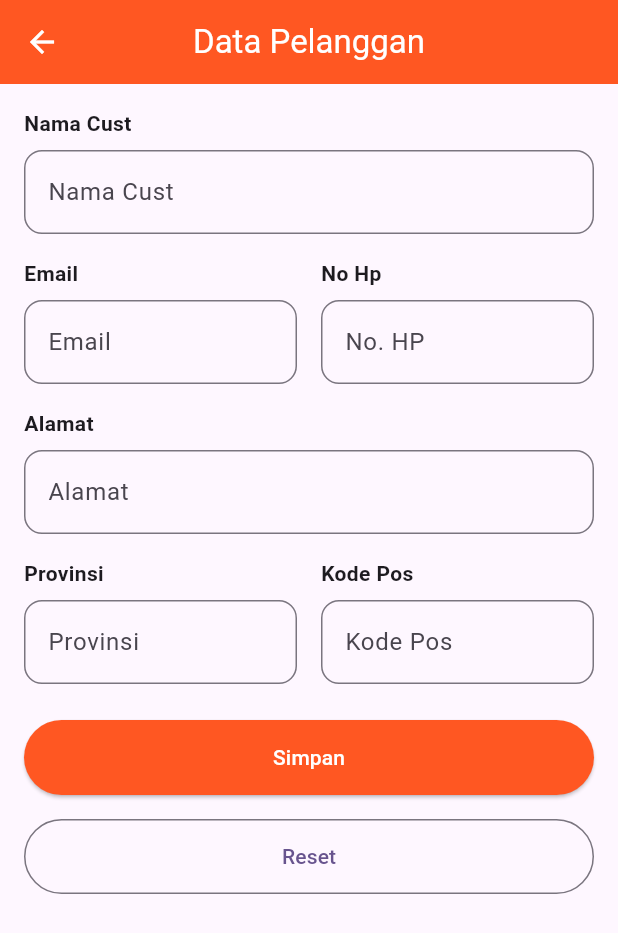
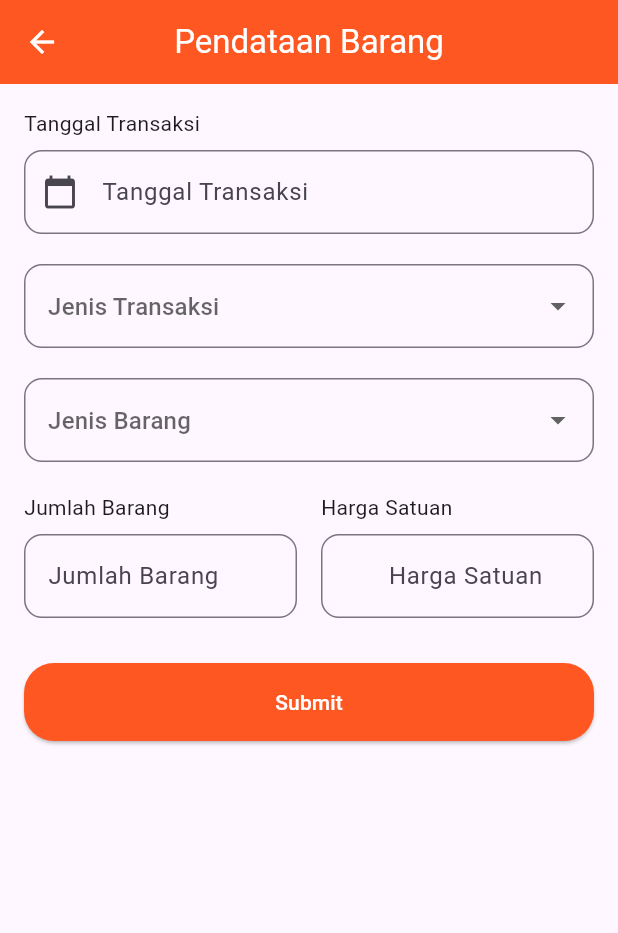
Before and after one commit to MusthafaLuthfi76/20220140201_UCP1Flutter, a Flutter app: the screen it shows after launch, on a phone screen of 412 x 824 dp. Shown: the top 933 px of the screen. Run offline on Flutter 3.47's test engine with Material 3 defaults, Android fonts, the phone set to English and light mode, and no system bars.

Commit message:
Membuat halaman untuk input barang

```diff
--- /dev/null
+++ b/lib/Barang.dart
@@ -0,0 +1,181 @@
+import 'package:_20220140201_ucp1flutter/DetailBarangPage.dart';
+import 'package:flutter/material.dart';
+
+class BarangPage extends StatefulWidget {
+  const BarangPage({super.key});
+
+  @override
+  State<BarangPage> createState() => _BarangPageState();
+}
+
+class _BarangPageState extends State<BarangPage> {
+  String? selectedJenisTransaksi;
+  String? selectedJenisBarang;
+  final TextEditingController tanggalController = TextEditingController();
+  final TextEditingController jumlahController = TextEditingController();
+  final TextEditingController hargaController = TextEditingController();
+  final _formKey = GlobalKey<FormState>();
+
+
+  Future<void> _selectDate(BuildContext context) async {
+    final DateTime? pickedDate = await showDatePicker(
+      context: context,
+      initialDate: DateTime.now(),
+      firstDate: DateTime(2020),
+      lastDate: DateTime(2101),
+    );
+    if (pickedDate != null) {
+      setState(() {
+        tanggalController.text = "${pickedDate.toLocal()}".split(' ')[0];
+      });
+    }
+  }
+
+  @override
+  Widget build(BuildContext context) {
+    return Scaffold(
+      appBar: AppBar(
+        backgroundColor: Colors.deepOrange,
+        title: const Text('Pendataan Barang', style: TextStyle(color: Colors.white)),
+        leading: IconButton(
+          icon: const Icon(Icons.arrow_back, color: Colors.white),
+          onPressed: () => Navigator.pop(context),
+        ),
+        centerTitle: true,
+      ),
+      body: Padding(
+        padding: const EdgeInsets.all(16.0),
+        child: SingleChildScrollView(
+          child: Form(
+            key: _formKey,
+            child: Column(
+              crossAxisAlignment: CrossAxisAlignment.start,
+              children: [
+                const Text('Tanggal Transaksi'),
+                const SizedBox(height: 8),
+                TextFormField(
+                  controller: tanggalController,
+                  readOnly: true,
+                  onTap: () => _selectDate(context),
+                  decoration: InputDecoration(
+                    hintText: 'Tanggal Transaksi',
+                    prefixIcon: const Icon(Icons.calendar_today),
+                    border: OutlineInputBorder(borderRadius: BorderRadius.circular(12)),
+                  ),
+                  validator: (value) => value == null || value.isEmpty ? 'Tanggal harus diisi' : null,
+                ),
+                const SizedBox(height: 20),
+                DropdownButtonFormField<String>(
+                  value: selectedJenisTransaksi,
+                  decoration: InputDecoration(
+                    hintText: 'Jenis Transaksi',
+                    border: OutlineInputBorder(borderRadius: BorderRadius.circular(12)),
+                  ),
+                  items: const [
+                    DropdownMenuItem(value: 'Barang Masuk', child: Text('Barang Masuk')),
+                    DropdownMenuItem(value: 'Barang Keluar', child: Text('Barang Keluar')),
+                  ],
+                  onChanged: (value) => setState(() => selectedJenisTransaksi = value),
+                  validator: (value) => value == null ? 'Pilih jenis transaksi' : null,
+                ),
+                const SizedBox(height: 20),
+                DropdownButtonFormField<String>(
+                  value: selectedJenisBarang,
+                  decoration: InputDecoration(
+                    hintText: 'Jenis Barang',
+                    border: OutlineInputBorder(borderRadius: BorderRadius.circular(12)),
+                  ),
+                  items: const [
+                    DropdownMenuItem(value: 'Carrier', child: Text('Carrier')),
+                    DropdownMenuItem(value: 'Sleeping Bag', child: Text('Sleeping Bag')),
+                    DropdownMenuItem(value: 'Sepatu', child: Text('Sepatu')),
+                    DropdownMenuItem(value: 'Tenda', child: Text('Tenda')),
+                  ],
+                  onChanged: (value) => setState(() => selectedJenisBarang = value),
+                  validator: (value) => value == null ? 'Pilih jenis barang' : null,
+                ),
+                const SizedBox(height: 20),
+                Row(
+                  children: [
+                    Expanded(
+                      child: Column(
+                        crossAxisAlignment: CrossAxisAlignment.start,
+                        children: [
+                          const Text('Jumlah Barang'),
+                          const SizedBox(height: 8),
+                          TextFormField(
+                            controller: jumlahController,
+                            keyboardType: TextInputType.number,
+                            decoration: InputDecoration(
+                              hintText: 'Jumlah Barang',
+                              border: OutlineInputBorder(borderRadius: BorderRadius.circular(12)),
+                            ),
+                            validator: (value) => value == null || value.isEmpty ? 'Jumlah harus diisi' : null,
+                          ),
+                        ],
+                      ),
+                    ),
+                    const SizedBox(width: 16),
+                    Expanded(
+                      child: Column(
+                        crossAxisAlignment: CrossAxisAlignment.start,
+                        children: [
+                          const Text('Harga Satuan'),
+                          const SizedBox(height: 8),
+                          TextFormField(
+                            controller: hargaController,
+                            keyboardType: TextInputType.number,
+                            decoration: InputDecoration(
+                              prefixText: 'Rp. ',
+                              hintText: 'Harga Satuan',
+                              border: OutlineInputBorder(borderRadius: BorderRadius.circular(12)),
+                            ),
+                            validator: (value) => value == null || value.isEmpty ? 'Harga harus diisi' : null,
+                          ),
+                        ],
+                      ),
+                    ),
+                  ],
+                ),
+                const SizedBox(height: 30),
+                SizedBox(
+                  width: double.infinity,
+                  child: ElevatedButton(
+                    onPressed: () {
+                      if (_formKey.currentState!.validate()) {
+                        int jumlah = int.parse(jumlahController.text);
+                        int hargaSatuan = int.parse(hargaController.text);
+                        int totalHarga = jumlah * hargaSatuan;
+
+                        Navigator.push(
+                          context,
+                          MaterialPageRoute(
+                            builder: (context) => DetailBarangPage(
+                              tanggal: tanggalController.text,
+                              jenisTransaksi: selectedJenisTransaksi!,
+                              jenisBarang: selectedJenisBarang!,
+                              jumlahBarang: jumlah,
+                              hargaSatuan: hargaSatuan,
+                              totalHarga: totalHarga,
+                            ),
+                          ),
+                        );
+                      }
+                    },
+                    style: ElevatedButton.styleFrom(
+                      backgroundColor: Colors.deepOrange,
+                      foregroundColor: Colors.white,
+                      padding: const EdgeInsets.symmetric(vertical: 16),
+                      shape: RoundedRectangleBorder(borderRadius: BorderRadius.circular(20)),
+                    ),
+                    child: const Text('Submit'),
+                  ),
+                )
+              ],
+            ),
+          ),
+        ),
+      ),
+    );
+  }
+}
--- /dev/null
+++ b/lib/DetailBarangPage.dart
@@ -0,0 +1,25 @@
+import 'package:flutter/material.dart';
+
+class DetailBarangPage extends StatelessWidget {
+  final String tanggal;
+  final String jenisTransaksi;
+  final String jenisBarang;
+  final int jumlahBarang;
+  final int hargaSatuan;
+  final int totalHarga;
+
+  const DetailBarangPage({
+    super.key,
+    required this.tanggal,
+    required this.jenisTransaksi,
+    required this.jenisBarang,
+    required this.jumlahBarang,
+    required this.hargaSatuan,
+    required this.totalHarga,
+    });
+
+  @override
+  Widget build(BuildContext context) {
+    return const Placeholder();
+  }
+}
--- a/lib/main.dart
+++ b/lib/main.dart
@@ -1,3 +1,4 @@
+import 'package:_20220140201_ucp1flutter/Barang.dart';
 import 'package:_20220140201_ucp1flutter/Gudang.dart';
 import 'package:_20220140201_ucp1flutter/HomePage.dart';
 import 'package:_20220140201_ucp1flutter/LoginPage.dart';
@@ -20,7 +21,7 @@ class MyApp extends StatelessWidget {
       theme: ThemeData(
         colorScheme: ColorScheme.fromSeed(seedColor: Colors.deepPurple),
       ),
-      home: const PelangganPage(),
+      home: const BarangPage(),
     );
   }
 }
```
